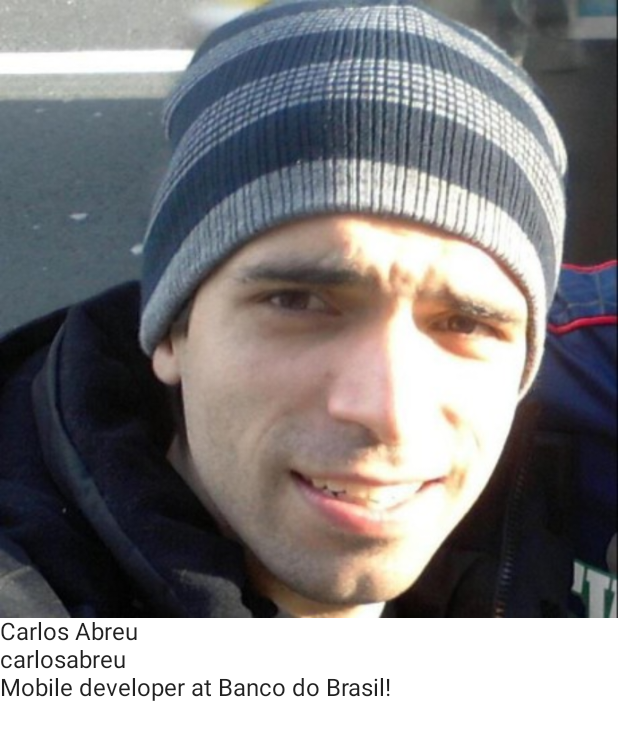
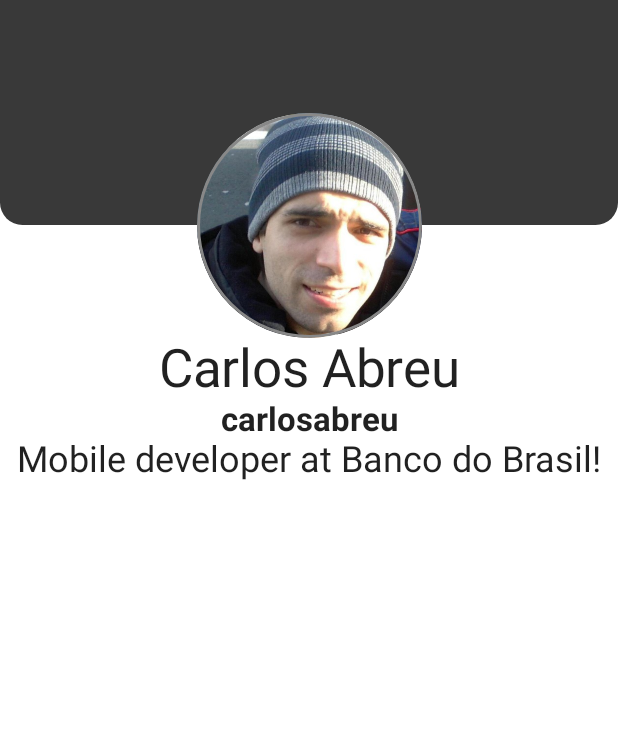
Before and after one commit to carlosabreu/devhub, an Android app built with Jetpack Compose: the screen it shows after launch (MainActivity), on a phone screen of 412 x 824 dp. Shown: the top 740 px of the screen. Run offline under Robolectric (Android 15) with nearby library versions, the phone set to English and light mode, and no system bars.

Commit message:
Tarefa 2

```diff
--- a/app/src/main/java/br/com/fishtudo/devhub/MainActivity.kt
+++ b/app/src/main/java/br/com/fishtudo/devhub/MainActivity.kt
@@ -4,15 +4,26 @@ import android.os.Bundle
 import androidx.activity.ComponentActivity
 import androidx.activity.compose.setContent
 import androidx.compose.foundation.Image
-import androidx.compose.foundation.layout.Column
-import androidx.compose.foundation.layout.fillMaxSize
+import androidx.compose.foundation.background
+import androidx.compose.foundation.border
+import androidx.compose.foundation.layout.*
+import androidx.compose.foundation.shape.CircleShape
+import androidx.compose.foundation.shape.RoundedCornerShape
 import androidx.compose.material.MaterialTheme
 import androidx.compose.material.Surface
 import androidx.compose.material.Text
 import androidx.compose.runtime.Composable
+import androidx.compose.runtime.remember
+import androidx.compose.ui.Alignment
+import androidx.compose.ui.Alignment.Companion.BottomCenter
 import androidx.compose.ui.Modifier
+import androidx.compose.ui.draw.clip
+import androidx.compose.ui.graphics.Color
 import androidx.compose.ui.res.painterResource
+import androidx.compose.ui.text.font.FontWeight
 import androidx.compose.ui.tooling.preview.Preview
+import androidx.compose.ui.unit.dp
+import androidx.compose.ui.unit.sp
 import br.com.fishtudo.devhub.ui.theme.DevHubTheme
 
 class MainActivity : ComponentActivity() {
@@ -25,7 +36,7 @@ class MainActivity : ComponentActivity() {
                     modifier = Modifier.fillMaxSize(),
                     color = MaterialTheme.colors.background
                 ) {
-                    UserData()
+                    ProfileScreen()
                 }
             }
         }
@@ -33,16 +44,66 @@ class MainActivity : ComponentActivity() {
 }
 
 @Composable
-fun UserData() {
+fun ProfileScreen() {
     Column {
-        Image(
-            painterResource(R.drawable.github_profile),
-            contentDescription = "Imagem do usuário",
+        val boxHeight = remember {
+            150.dp
+        }
+
+        val imageHeight = remember {
+            boxHeight
+        }
+
+        val corner = remember {
+            15.dp
+        }
+
+        val offSet = remember {
+            boxHeight / 2
+        }
+
+        Box {
+            Box(
+                Modifier
+                    .align(Alignment.TopCenter)
+                    .fillMaxWidth()
+                    .clip(RoundedCornerShape(0.dp, 0.dp, corner, corner))
+                    .background(Color(0xFF393939))
+                    .height(boxHeight)
+            )
+            Image(
+                painterResource(id = R.drawable.github_profile),
+                contentDescription = "Imagem do usuário",
+                modifier = Modifier
+                    .align(BottomCenter)
+                    .height(imageHeight)
+                    .offset(x = 0.dp, y = offSet)
+                    .clip(CircleShape)
+                    .border(2.dp, Color.Gray, CircleShape)
+            )
+        }
+
+        Spacer(modifier = Modifier.size(offSet))
+
+        Text(
+            text = "Carlos Abreu",
+            fontSize = 35.sp,
+            modifier = Modifier
+                .align(Alignment.CenterHorizontally)
         )
-
-        Text(text = "Carlos Abreu")
-        Text(text = "carlosabreu")
-        Text(text = "Mobile developer at Banco do Brasil!")
+        Text(
+            text = "carlosabreu",
+            fontSize = 22.sp,
+            fontWeight = FontWeight.Bold,
+            modifier = Modifier
+                .align(Alignment.CenterHorizontally)
+        )
+        Text(
+            text = "Mobile developer at Banco do Brasil!",
+            fontSize = 24.sp,
+            modifier = Modifier
+                .align(Alignment.CenterHorizontally)
+        )
     }
 }
 
@@ -50,6 +111,6 @@ fun UserData() {
 @Composable
 fun DefaultPreview() {
     DevHubTheme {
-        UserData()
+        ProfileScreen()
     }
 }
```
Also changed, not shown: 2 other files.
